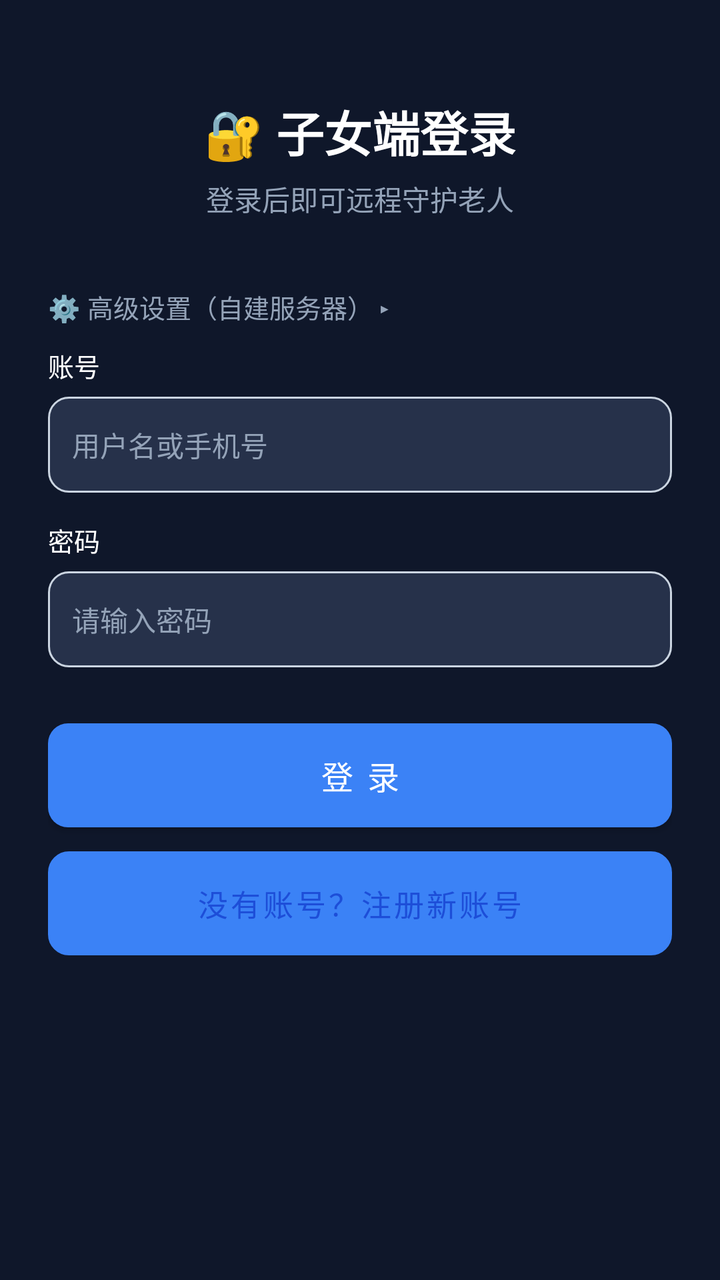
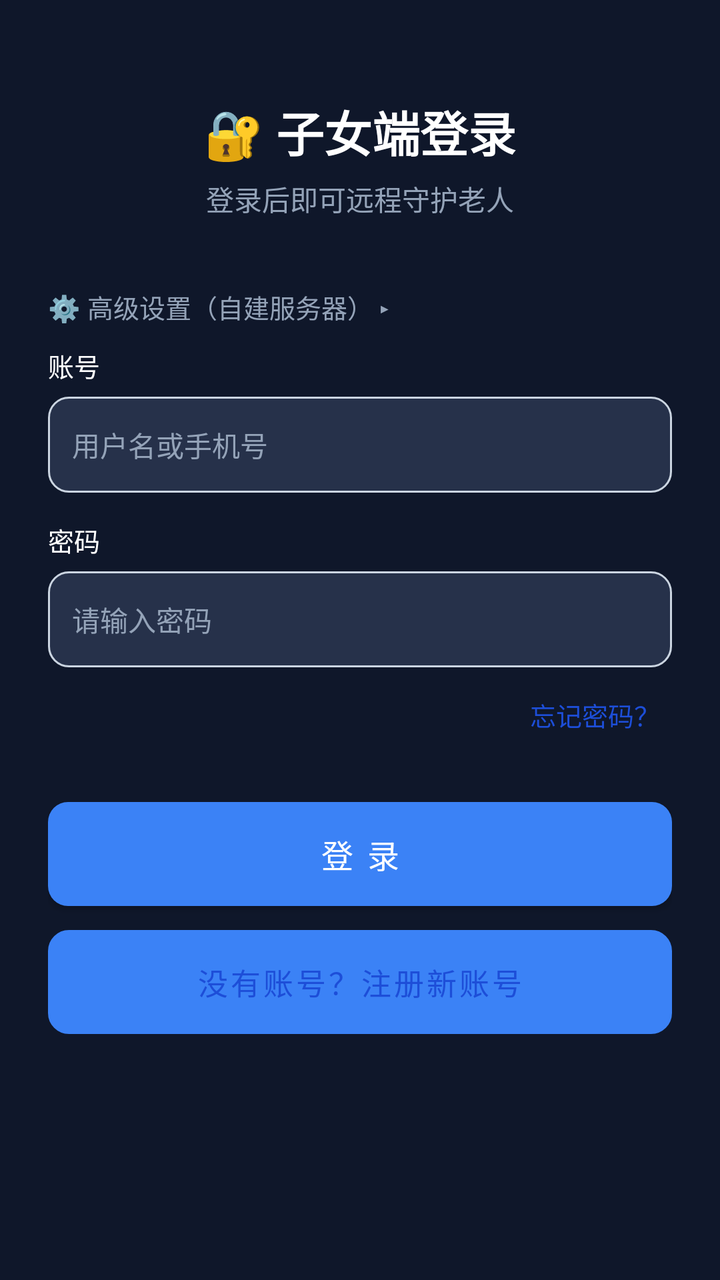

Compare the two renders of this Android layout. The source of the first and the diff that turns it into the second are given below.
<!-- AndroidManifest.xml: application theme Theme.AntiFraudGuard -->
<!-- res/layout/activity_family_login.xml -->
<?xml version="1.0" encoding="utf-8"?>
<ScrollView xmlns:android="http://schemas.android.com/apk/res/android"
    android:layout_width="match_parent"
    android:layout_height="match_parent"
    android:background="?attr/appBg"
    android:fillViewport="true">

    <LinearLayout
        android:layout_width="match_parent"
        android:layout_height="wrap_content"
        android:orientation="vertical"
        android:padding="24dp">

        <TextView
            android:id="@+id/tv_login_title"
            android:layout_width="wrap_content"
            android:layout_height="wrap_content"
            android:layout_gravity="center_horizontal"
            android:layout_marginTop="24dp"
            android:text="🔐 子女端登录"
            android:textColor="?attr/appText"
            android:textSize="24sp"
            android:textStyle="bold" />

        <TextView
            android:layout_width="wrap_content"
            android:layout_height="wrap_content"
            android:layout_gravity="center_horizontal"
            android:layout_marginTop="6dp"
            android:layout_marginBottom="24dp"
            android:text="登录后即可远程守护老人"
            android:textColor="?attr/appTextDim"
            android:textSize="14sp" />

        
        <TextView
            android:id="@+id/tv_toggle_advanced"
            android:layout_width="match_parent"
            android:layout_height="wrap_content"
            android:background="?android:attr/selectableItemBackground"
            android:gravity="center_vertical"
            android:paddingVertical="10dp"
            android:text="⚙️ 高级设置（自建服务器） ▸"
            android:textColor="?attr/appTextDim"
            android:textSize="13sp" />

        <LinearLayout
            android:id="@+id/ll_advanced"
            android:layout_width="match_parent"
            android:layout_height="wrap_content"
            android:orientation="vertical"
            android:visibility="gone">

            <TextView
                android:layout_width="wrap_content"
                android:layout_height="wrap_content"
                android:text="服务器地址"
                android:textColor="?attr/appText"
                android:textSize="13sp" />

            <EditText
                android:id="@+id/et_server_url"
                android:layout_width="match_parent"
                android:layout_height="48dp"
                android:layout_marginTop="6dp"
                android:background="@drawable/bg_input"
                android:hint="留空使用默认，自建填 IP:3000"
                android:textColor="?attr/appText"
                android:textColorHint="#94A3B8"
                android:inputType="textUri"
                android:paddingHorizontal="12dp"
                android:textSize="14sp" />

            <Button
                android:id="@+id/btn_test_connection"
                android:layout_width="match_parent"
                android:layout_height="44dp"
                android:layout_marginTop="10dp"
                android:layout_marginBottom="8dp"
                android:background="@drawable/bg_input"
                android:backgroundTint="#00000000"
                android:stateListAnimator="@null"
                android:text="🔗 测试服务器连接"
                android:textColor="#1D4ED8"
                android:textSize="14sp" />
        </LinearLayout>

        <TextView
            android:layout_width="wrap_content"
            android:layout_height="wrap_content"
            android:text="账号"
            android:textColor="?attr/appText"
            android:textSize="13sp" />

        <EditText
            android:id="@+id/et_username"
            android:layout_width="match_parent"
            android:layout_height="48dp"
            android:layout_marginTop="6dp"
            android:background="@drawable/bg_input"
            android:hint="用户名或手机号"
            android:textColor="?attr/appText"
            android:textColorHint="#94A3B8"
            android:inputType="text"
            android:paddingHorizontal="12dp"
            android:textSize="14sp" />

        <TextView
            android:layout_width="wrap_content"
            android:layout_height="wrap_content"
            android:layout_marginTop="14dp"
            android:text="密码"
            android:textColor="?attr/appText"
            android:textSize="13sp" />

        <EditText
            android:id="@+id/et_password"
            android:layout_width="match_parent"
            android:layout_height="48dp"
            android:layout_marginTop="6dp"
            android:background="@drawable/bg_input"
            android:hint="请输入密码"
            android:textColor="?attr/appText"
            android:textColorHint="#94A3B8"
            android:inputType="textPassword"
            android:paddingHorizontal="12dp"
            android:textSize="14sp" />

        <TextView
            android:id="@+id/label_phone"
            android:layout_width="wrap_content"
            android:layout_height="wrap_content"
            android:layout_marginTop="14dp"
            android:text="手机号（紧急警报一键拨给子女用，务必填写）"
            android:textColor="?attr/appText"
            android:textSize="13sp"
            android:visibility="gone" />

        <EditText
            android:id="@+id/et_phone"
            android:layout_width="match_parent"
            android:layout_height="48dp"
            android:layout_marginTop="6dp"
            android:background="@drawable/bg_input"
            android:hint="11 位手机号"
            android:textColor="?attr/appText"
            android:textColorHint="#94A3B8"
            android:inputType="phone"
            android:maxLength="13"
            android:paddingHorizontal="12dp"
            android:textSize="14sp"
            android:visibility="gone" />

        <TextView
            android:id="@+id/label_nickname"
            android:layout_width="wrap_content"
            android:layout_height="wrap_content"
            android:layout_marginTop="14dp"
            android:text="昵称（选填，老人端紧急拨号时显示）"
            android:textColor="?attr/appText"
            android:textSize="13sp"
            android:visibility="gone" />

        <EditText
            android:id="@+id/et_nickname"
            android:layout_width="match_parent"
            android:layout_height="48dp"
            android:layout_marginTop="6dp"
            android:background="@drawable/bg_input"
            android:hint="如：张强（儿子）"
            android:textColor="?attr/appText"
            android:textColorHint="#94A3B8"
            android:inputType="text"
            android:paddingHorizontal="12dp"
            android:textSize="14sp"
            android:visibility="gone" />

        <Button
            android:id="@+id/btn_login"
            android:layout_width="match_parent"
            android:layout_height="52dp"
            android:layout_marginTop="28dp"
            android:background="@drawable/bg_btn_primary"
            android:text="登 录"
            android:textColor="#FFFFFF"
            android:textSize="16sp" />

        <Button
            android:id="@+id/btn_register"
            android:layout_width="match_parent"
            android:layout_height="52dp"
            android:layout_marginTop="12dp"
            android:background="@drawable/bg_input"
            android:text="没有账号？注册新账号"
            android:textColor="#1D4ED8"
            android:textSize="15sp"
            android:backgroundTint="#00000000"
            android:stateListAnimator="@null" />

        <TextView
            android:id="@+id/tv_login_status"
            android:layout_width="match_parent"
            android:layout_height="wrap_content"
            android:layout_marginTop="16dp"
            android:gravity="center"
            android:textColor="#EF4444"
            android:textSize="13sp" />

    </LinearLayout>
</ScrollView>
<!-- resources referenced by this layout -->
<resources>
  <!-- drawable bg_btn_primary (drawable) -->
  <?xml version="1.0" encoding="utf-8"?>
  <shape xmlns:android="http://schemas.android.com/apk/res/android" android:shape="rectangle">
      <solid android:color="#3B82F6" />
      <corners android:radius="10dp" />
  </shape>
  <!-- drawable bg_input (drawable) -->
  <?xml version="1.0" encoding="utf-8"?>
  <shape xmlns:android="http://schemas.android.com/apk/res/android" android:shape="rectangle">
      <solid android:color="?attr/appInputBg" />
      <corners android:radius="10dp" />
      <stroke android:width="1dp" android:color="#CBD5E1" />
  </shape>
  <style name="Theme.AntiFraudGuard" parent="Theme.MaterialComponents.NoActionBar">
          
          <item name="colorPrimary">@color/blue_500</item>
          <item name="colorPrimaryVariant">@color/blue_700</item>
          <item name="colorOnPrimary">@color/white</item>
          
          <item name="colorSecondary">@color/emerald_500</item>
          <item name="colorSecondaryVariant">@color/emerald_700</item>
          <item name="colorOnSecondary">@color/white</item>
  
          <item name="appBg">#0F172A</item>
          <item name="appCard">#1E293B</item>
          <item name="appCardAlt">#26314A</item>
          <item name="appText">#FFFFFF</item>
          <item name="appTextDim">#94A3B8</item>
          <item name="appDivider">#334155</item>
          <item name="appInputBg">#26314A</item>
          <item name="appInputText">#FFFFFF</item>
  
          
          <item name="appDangerBgSoft">#3F1A1E</item>
          <item name="appWarnBgSoft">#3A2E12</item>
          <item name="appWarnTextStrong">#FCD34D</item>
          <item name="appWarnTextDim">#D4B36A</item>
          <item name="appDangerTextStrong">#FCA5A5</item>
          <item name="appDangerTextDim">#DCA9A9</item>
  
          
          <item name="android:statusBarColor">#0F172A</item>
          <item name="android:windowBackground">#0F172A</item>
          <item name="android:navigationBarColor">#0F172A</item>
      </style>
  <color name="blue_500">#3B82F6</color>
  <color name="blue_700">#1D4ED8</color>
  <color name="white">#FFFFFFFF</color>
  <color name="emerald_500">#10B981</color>
  <color name="emerald_700">#047857</color>
</resources>

<!-- the commit's change to res/layout/activity_family_login.xml (unified diff, before → after) -->
@@ -127,6 +127,18 @@
             android:textSize="14sp" />
 
         <TextView
+            android:id="@+id/tv_forgot_password"
+            android:layout_width="wrap_content"
+            android:layout_height="wrap_content"
+            android:layout_gravity="end"
+            android:layout_marginTop="8dp"
+            android:background="?android:attr/selectableItemBackground"
+            android:padding="6dp"
+            android:text="忘记密码？"
+            android:textColor="#1D4ED8"
+            android:textSize="13sp" />
+
+        <TextView
             android:id="@+id/label_phone"
             android:layout_width="wrap_content"
             android:layout_height="wrap_content"
